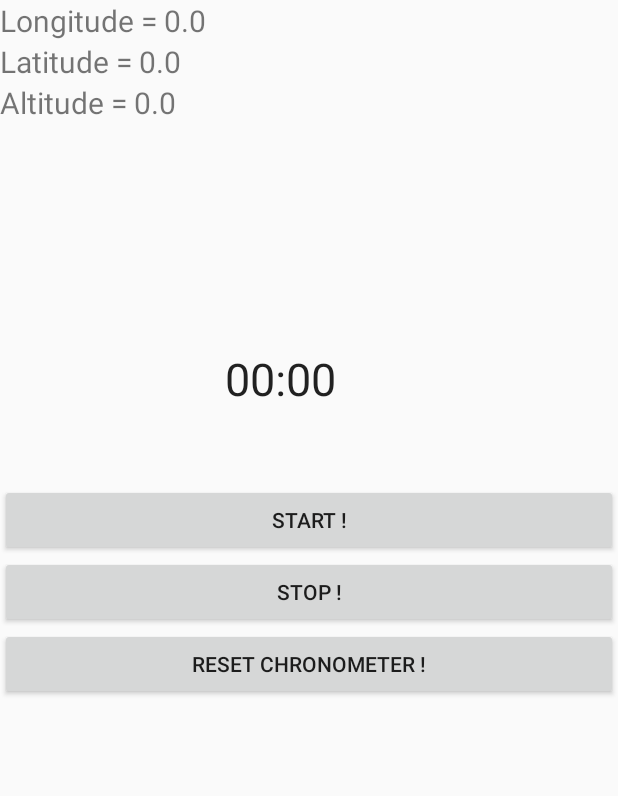
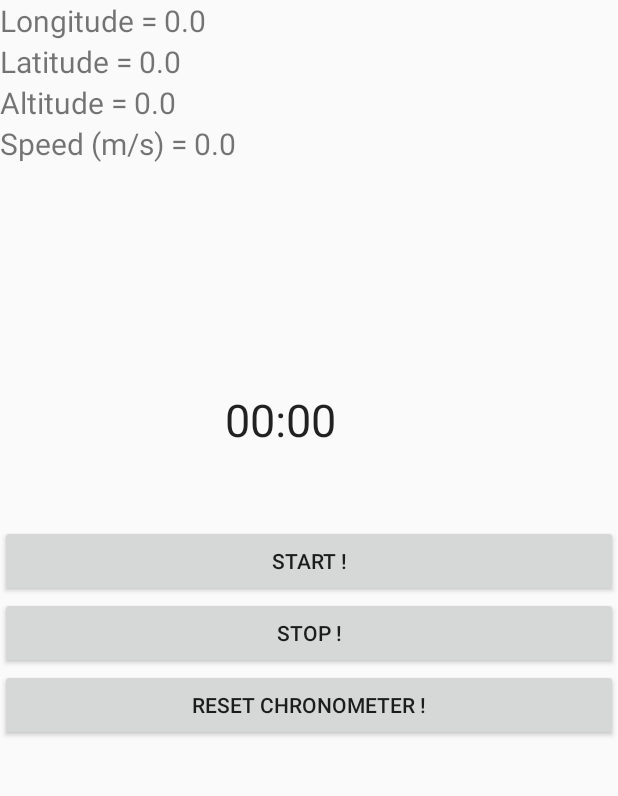
Before and after one commit to GauthierDenglos/AndroidGpsXplorer, an Android app: the screen it shows after launch (MainActivity), on a phone screen of 412 x 824 dp, the part 175-971 px from its top. Run offline under Robolectric (Android 15) with nearby library versions, the phone set to English and light mode, and no system bars.

Commit message:
Ajout speed

```diff
--- a/trailXplorer/app/src/main/java/com/javahelps/trailxplorer/MainActivity.java
+++ b/trailXplorer/app/src/main/java/com/javahelps/trailxplorer/MainActivity.java
@@ -41,11 +41,14 @@ public class MainActivity extends AppCompatActivity implements LocationListener
     private TextView textview_lat;
     private TextView textview_long;
     private TextView textview_alt;
+    private TextView textview_speed;
     private LocationManager locationManager;
     private Handler handler;
-    private Location location;
+    private Location currentLocation;
     private double latitude;
     private double longitude;
+    private double speed;
+    private double calculatedSpeed = 0;
     private static double altitude;
 
     //variable used in the second activity
@@ -131,6 +134,7 @@ public class MainActivity extends AppCompatActivity implements LocationListener
         textview_lat = (TextView) findViewById(R.id.textview_lat);
         textview_long = (TextView) findViewById(R.id.textview_long);
         textview_alt = (TextView) findViewById(R.id.textview_alt);
+        textview_speed = (TextView) findViewById(R.id.textview_speed);
 
         handler = new Handler();
 
@@ -148,11 +152,12 @@ public class MainActivity extends AppCompatActivity implements LocationListener
             return;
         }
         locationManager.requestLocationUpdates(LocationManager.NETWORK_PROVIDER, 0, 0, this);
-        location = locationManager.getLastKnownLocation(LocationManager.NETWORK_PROVIDER);
-        if (location != null){
-            latitude = location.getLatitude();
-            longitude = location.getLongitude();
-            altitude = location.getAltitude();
+        currentLocation = locationManager.getLastKnownLocation(LocationManager.NETWORK_PROVIDER);
+        if (currentLocation != null){
+            latitude = currentLocation.getLatitude();
+            longitude = currentLocation.getLongitude();
+            altitude = currentLocation.getAltitude();
+            speed = currentLocation.getSpeed();
         }
 
         handler.postDelayed(runLocation, 1000);
@@ -165,11 +170,12 @@ public class MainActivity extends AppCompatActivity implements LocationListener
                 textview_lat.setText("Latitude = " + String.valueOf(latitude));
                 textview_long.setText("Longitude = " + String.valueOf(longitude));
                 textview_alt.setText("Altitude = " + String.valueOf(altitude));
+                textview_speed.setText("Speed (m/s) = " + String.valueOf(speed));
                 //Toast.makeText(MainActivity.this, "location check", Toast.LENGTH_SHORT).show();
                 MainActivity.this.handler.postDelayed(MainActivity.this.runLocation, 5000);
             if (isstart){
-                writer.println("          <trkpt lat= " + location.getLatitude() +" lon=" + location.getLongitude() + ">");
-                writer.println("               <ele>" + location.getAltitude() + "</ele>");
+                writer.println("          <trkpt lat= " + currentLocation.getLatitude() +" lon=" + currentLocation.getLongitude() + ">");
+                writer.println("               <ele>" + currentLocation.getAltitude() + "</ele>");
                 writer.println("           </trkpt>");
             }
         }
@@ -180,6 +186,23 @@ public class MainActivity extends AppCompatActivity implements LocationListener
         latitude = location.getLatitude();
         longitude = location.getLongitude();
         altitude = location.getAltitude();
+        /*if (this.currentLocation != null)
+            speed = Math.sqrt(
+                    Math.pow(location.getLongitude() - currentLocation.getLongitude(), 2)
+                            + Math.pow(location.getLatitude() - currentLocation.getLatitude(), 2)
+            ) / (location.getTime() - this.currentLocation.getTime());
+        //if there is speed from location
+        if (location.hasSpeed())
+            //get location speed
+            speed = location.getSpeed();
+        this.currentLocation = location;*/
+        if (currentLocation != null) {
+            double elapsedTime = (location.getTime() - currentLocation.getTime()) / 1_000; // Convert milliseconds to seconds
+            calculatedSpeed = currentLocation.distanceTo(location) / elapsedTime;
+        }
+        this.currentLocation = location;
+
+        speed = location.hasSpeed() ? location.getSpeed() : calculatedSpeed;
     }
 
     @Override
--- a/trailXplorer/app/src/main/res/layout/activity_main.xml
+++ b/trailXplorer/app/src/main/res/layout/activity_main.xml
@@ -31,6 +31,12 @@
         android:text="Altitude = "
         android:textSize="20sp"
         android:id="@+id/textview_alt" />
+    <TextView
+        android:layout_width="wrap_content"
+        android:layout_height="wrap_content"
+        android:text="Speed (m/s) = "
+        android:textSize="20sp"
+        android:id="@+id/textview_speed" />
 
     <Chronometer
         android:layout_width="wrap_content"
```
